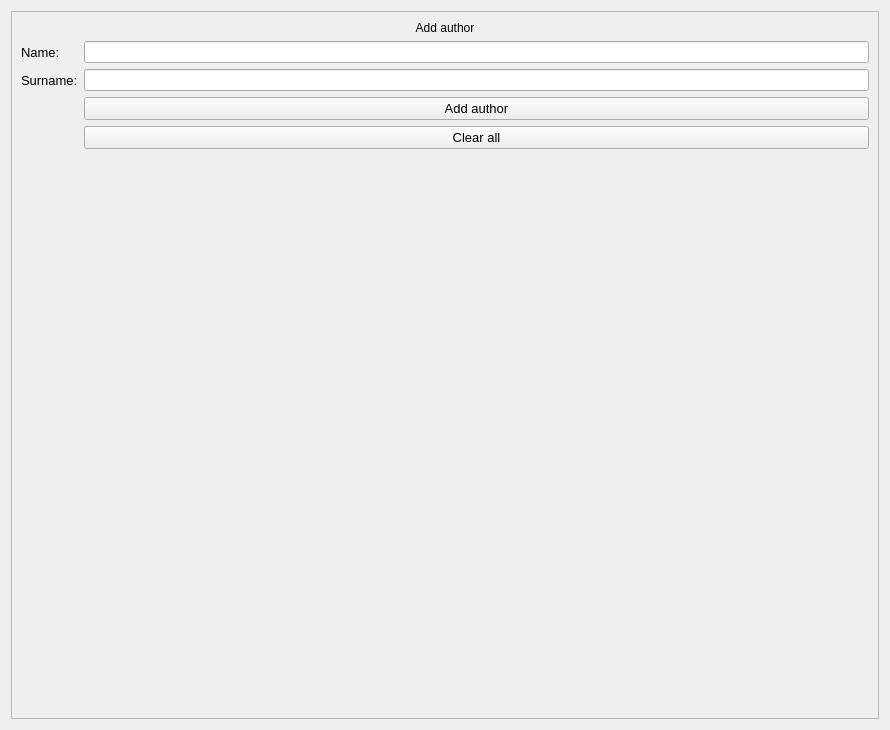
First picture: the form in assets/ui_XML/addAuthor_window.ui, repository nisaia/P-yQt-ersonal-management-system, before the edit.
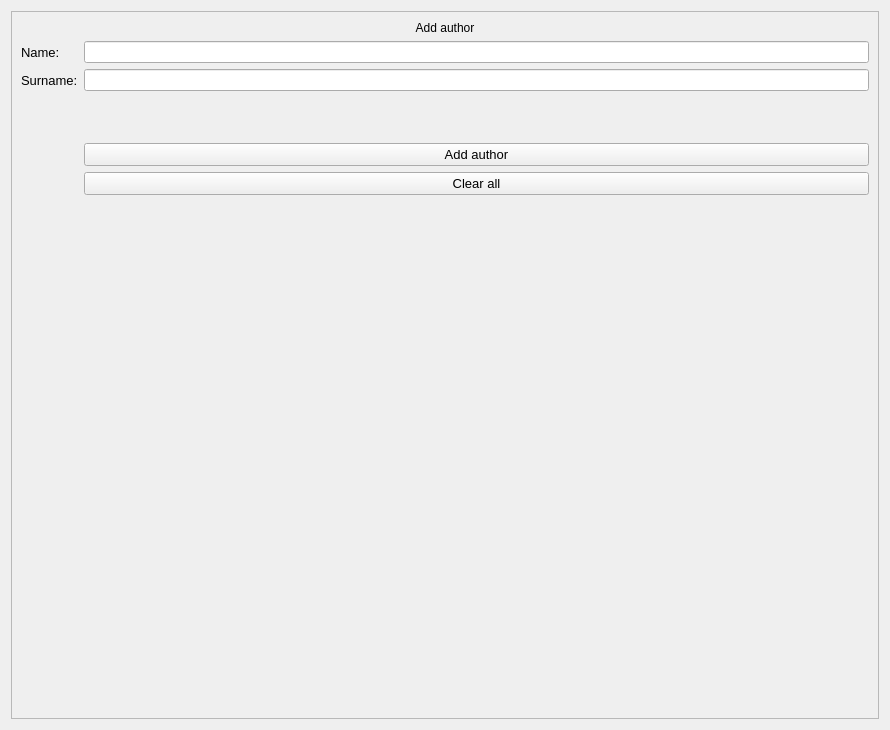
Second picture: the form after the edit.

What changed in the file:
```diff
--- a/assets/ui_XML/addAuthor_window.ui
+++ b/assets/ui_XML/addAuthor_window.ui
@@ -63,19 +63,19 @@
       <item row="2" column="1">
        <widget class="QLineEdit" name="authorSurname_lineEdit"/>
       </item>
-      <item row="3" column="1">
-       <widget class="QPushButton" name="addAuthor_button">
-        <property name="font">
-         <font>
-          <pointsize>10</pointsize>
-         </font>
-        </property>
-        <property name="text">
-         <string>Add author</string>
-        </property>
-       </widget>
-      </item>
       <item row="4" column="1">
+       <widget class="QPushButton" name="addAuthor_button">
+        <property name="font">
+         <font>
+          <pointsize>10</pointsize>
+         </font>
+        </property>
+        <property name="text">
+         <string>Add author</string>
+        </property>
+       </widget>
+      </item>
+      <item row="5" column="1">
        <widget class="QPushButton" name="clearAll_button">
         <property name="font">
          <font>
@@ -97,6 +97,22 @@
         </property>
        </widget>
       </item>
+      <item row="3" column="1">
+       <spacer name="verticalSpacer">
+        <property name="orientation">
+         <enum>Qt::Vertical</enum>
+        </property>
+        <property name="sizeType">
+         <enum>QSizePolicy::Preferred</enum>
+        </property>
+        <property name="sizeHint" stdset="0">
+         <size>
+          <width>20</width>
+          <height>40</height>
+         </size>
+        </property>
+       </spacer>
+      </item>
      </layout>
     </widget>
    </item>
```
